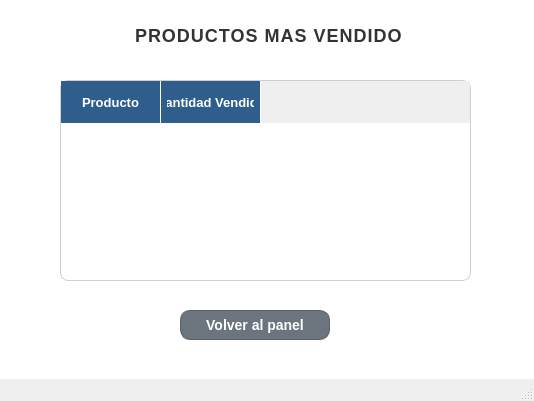
First picture: the form in gui/producto_mas_vendido.ui, repository UTN-BDA-2026/repositorio-grupo-BCCG, before the edit.
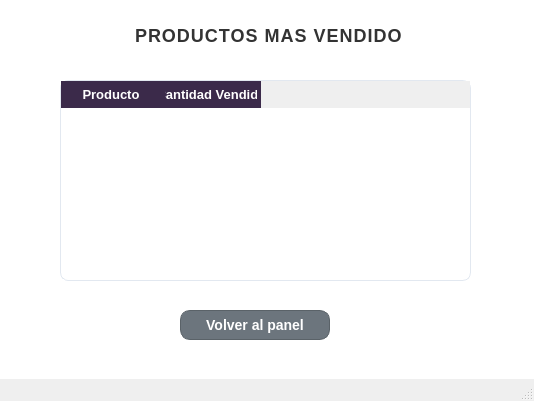
Second picture: the form after the edit.

What changed in the file:
```diff
--- a/gui/producto_mas_vendido.ui
+++ b/gui/producto_mas_vendido.ui
@@ -176,26 +176,17 @@
     </property>
     <property name="styleSheet">
      <string notr="true">QTableWidget {
+    color: black;
     background-color: white;
-    border: 1px solid #CFCFCF;
-    gridline-color: #DADADA;
-    font-size: 13px;
-    color: #333333;
-    selection-background-color: #D6E4F0;
+    gridline-color: #E2E8F0;
 }
 
 QHeaderView::section {
-    background-color: #2F5D8C;
+    background-color: #3B2A4A;
     color: white;
     font-weight: bold;
     font-size: 13px;
-    border-right: 1px solid white;
-    height: 30px;
-}
-
-QTableCornerButton::section {
-    background-color: #2F5D8C;
-    border: none;
+    padding: 4px;
 }</string>
     </property>
     <column>
```
